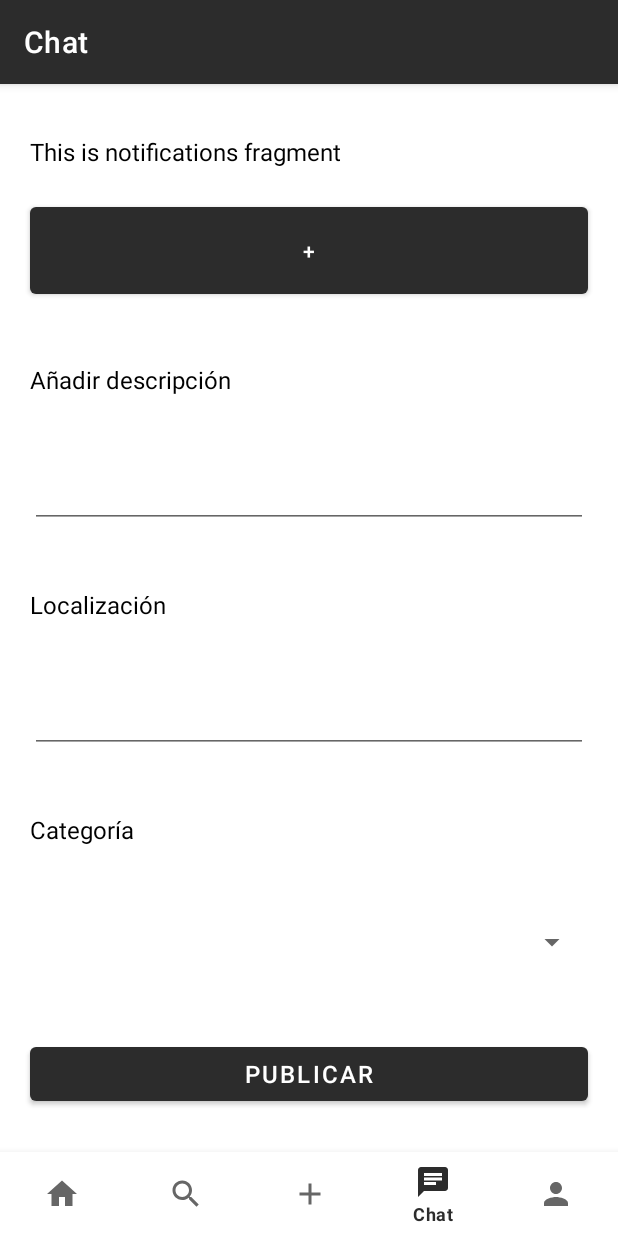
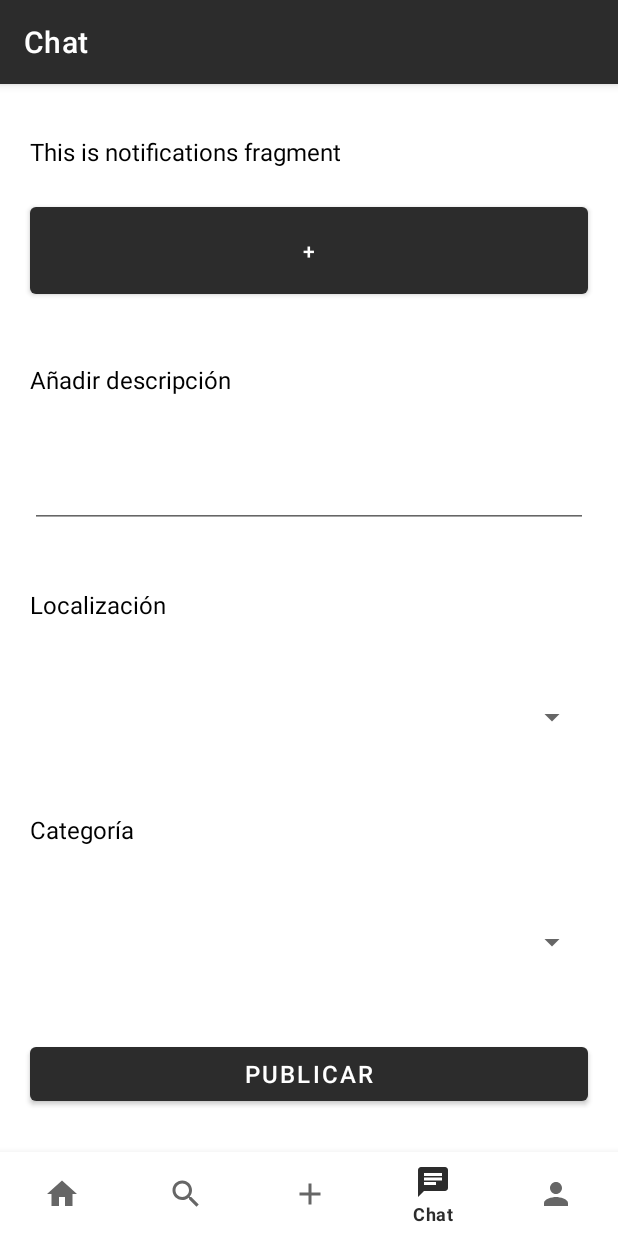
Before and after one commit to msspalomaibanez/TattooAlly1, an Android app: the NotificationsFragment screen opened through its navigation route, on a phone screen of 412 x 824 dp. Run offline under Robolectric (Android 15) with nearby library versions, the phone set to English and light mode, and no system bars; our stand-ins replace navigation-ui.

Commit message:
cambio en localización

```diff
--- a/app/src/main/res/layout/fragment_nuevo.xml
+++ b/app/src/main/res/layout/fragment_nuevo.xml
@@ -73,14 +73,11 @@
                 android:textColor="@color/black"
                 android:textSize="16sp" />
 
-            <EditText
-                android:id="@+id/editTextTextMultiLine2"
+            <Spinner
+                android:id="@+id/spinner"
                 android:layout_width="match_parent"
                 android:layout_height="wrap_content"
                 android:layout_margin="20dp"
-                android:ems="10"
-                android:gravity="start|top"
-                android:inputType="textMultiLine"
                 android:minHeight="48dp"
                 tools:ignore="SpeakableTextPresentCheck" />
 
```
